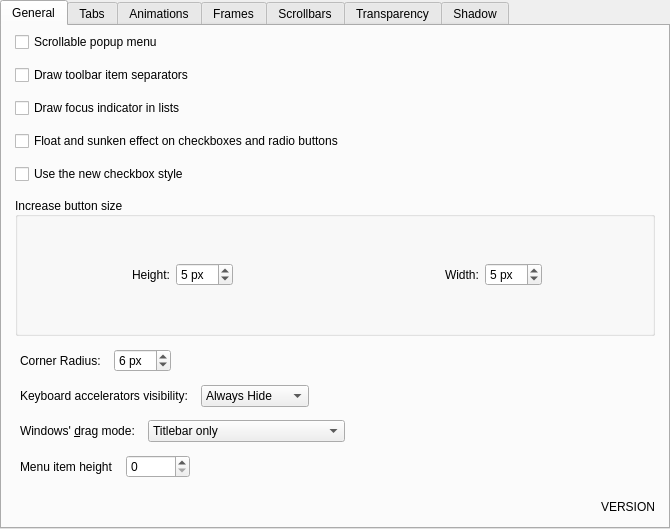
Qt form kstyle/config/ui/darklystyleconfig.ui (DeltaCopy/Darkly) before a commit.
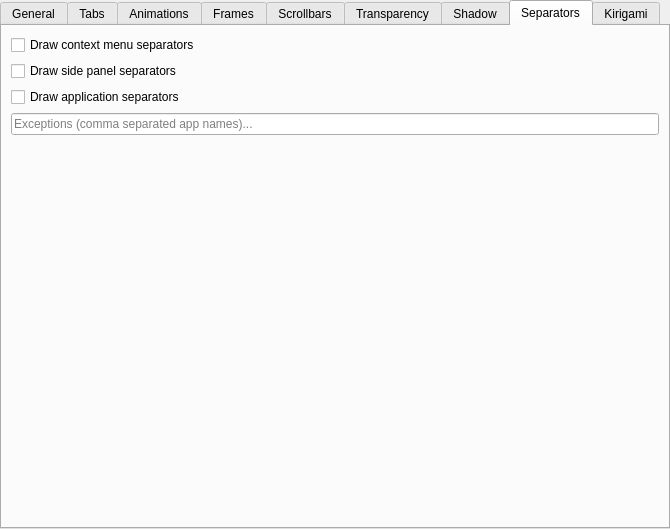
The same form after that commit. The open tabs and pages were chosen to show the change. Custom widgets are drawn as their Qt base class.

```diff
--- a/kstyle/config/ui/darklystyleconfig.ui
+++ b/kstyle/config/ui/darklystyleconfig.ui
@@ -1776,6 +1776,64 @@
        </widget>
       </widget>
      </widget>
+     <widget class="QWidget" name="SeparatorsTab">
+      <attribute name="title">
+       <string>Separators</string>
+      </attribute>
+      <layout class="QVBoxLayout" name="verticalLayout_Separators">
+       <item>
+        <widget class="QCheckBox" name="_separatorMenuItem">
+         <property name="text">
+          <string>Draw context menu separators</string>
+         </property>
+        </widget>
+       </item>
+       <item>
+        <widget class="QCheckBox" name="_separatorSidePanel">
+         <property name="text">
+          <string>Draw side panel separators</string>
+         </property>
+        </widget>
+       </item>
+       <item>
+        <widget class="QCheckBox" name="_separatorApp">
+         <property name="text">
+          <string>Draw application separators</string>
+         </property>
+        </widget>
+       </item>
+       <item>
+        <widget class="QLineEdit" name="_separatorAppExceptions">
+         <property name="placeholderText">
+          <string>Exceptions (comma separated app names)...</string>
+         </property>
+         <property name="toolTip">
+          <string>List of applications to invert the separator setting for.</string>
+         </property>
+        </widget>
+       </item>
+       <item>
+        <spacer name="verticalSpacer_Separators">
+         <property name="orientation">
+          <enum>Qt::Orientation::Vertical</enum>
+         </property>
+         <property name="sizeHint" stdset="0">
+          <size>
+           <width>20</width>
+           <height>40</height>
+          </size>
+         </property>
+        </spacer>
+       </item>
+      </layout>
+     </widget>
+     <widget class="QWidget" name="KirigamiTab">
+      <attribute name="title">
+       <string>Kirigami</string>
+      </attribute>
+      <layout class="QVBoxLayout" name="kirigamiLayout">
+      </layout>
+     </widget>
     </widget>
    </item>
   </layout>
```
